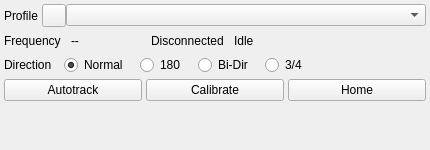
Before: the Qt Designer form ui/SteppirWidget.ui in aa5sh/QLog, drawn with Qt 5.
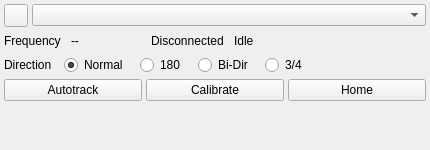
After: the same form once the commit is applied.

Patch:
```diff
--- a/ui/SteppirWidget.ui
+++ b/ui/SteppirWidget.ui
@@ -34,19 +34,7 @@
      <property name="verticalSpacing">
       <number>4</number>
      </property>
-     <item row="0" column="0">
-      <widget class="QLabel" name="profileLabel">
-       <property name="text">
-        <string>Profile</string>
-       </property>
-      </widget>
-     </item>
-     <item row="0" column="1">
-      <layout class="QHBoxLayout" name="profileControlLayout">
-       <property name="spacing">
-        <number>0</number>
-       </property>
-       <item>
+     <item row="1" column="0">
         <widget class="QToolButton" name="connectButton">
          <property name="sizePolicy">
           <sizepolicy hsizetype="Fixed" vsizetype="Preferred">
@@ -68,10 +56,8 @@
          </property>
         </widget>
        </item>
-       <item>
+     <item row="1" column="1">
         <widget class="QComboBox" name="profileCombo"/>
-       </item>
-      </layout>
      </item>
     </layout>
    </item>
```
Left out of the diff: 4 changed lines with no effect on the pictures. Lines whose indentation alone changed are shown as unchanged.
